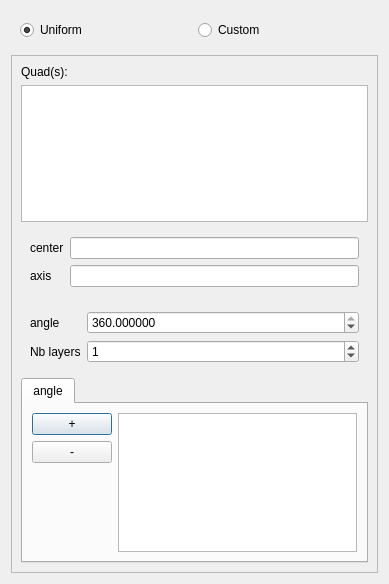
Before: the Qt Designer form src/HEXABLOCKGUI/QuadRevolution_QTD.ui in SalomePlatform/hexablock, drawn with Qt 5.
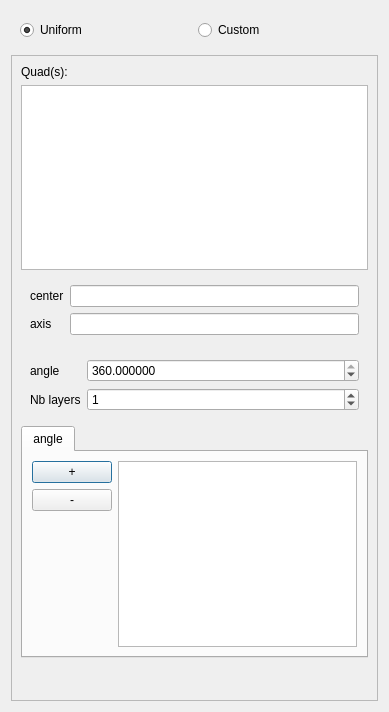
After: the same form once the commit is applied.

Diff of the .ui file:
```diff
--- a/src/HEXABLOCKGUI/QuadRevolution_QTD.ui
+++ b/src/HEXABLOCKGUI/QuadRevolution_QTD.ui
@@ -7,13 +7,13 @@
     <x>0</x>
     <y>0</y>
     <width>389</width>
-    <height>584</height>
+    <height>712</height>
    </rect>
   </property>
   <property name="minimumSize">
    <size>
     <width>5</width>
-    <height>300</height>
+    <height>0</height>
    </size>
   </property>
   <property name="windowTitle">
@@ -22,9 +22,21 @@
   <layout class="QVBoxLayout" name="verticalLayout">
    <item>
     <widget class="QWidget" name="widget" native="true">
+     <property name="sizePolicy">
+      <sizepolicy hsizetype="Preferred" vsizetype="Fixed">
+       <horstretch>0</horstretch>
+       <verstretch>0</verstretch>
+      </sizepolicy>
+     </property>
      <layout class="QHBoxLayout" name="horizontalLayout_2">
       <item>
        <widget class="QRadioButton" name="revolutionUni_rb">
+        <property name="sizePolicy">
+         <sizepolicy hsizetype="Preferred" vsizetype="Fixed">
+          <horstretch>0</horstretch>
+          <verstretch>0</verstretch>
+         </sizepolicy>
+        </property>
         <property name="text">
          <string>Uniform</string>
         </property>
@@ -35,6 +47,12 @@
       </item>
       <item>
        <widget class="QRadioButton" name="revolution_rb">
+        <property name="sizePolicy">
+         <sizepolicy hsizetype="Preferred" vsizetype="Fixed">
+          <horstretch>0</horstretch>
+          <verstretch>0</verstretch>
+         </sizepolicy>
+        </property>
         <property name="text">
          <string>Custom</string>
         </property>
@@ -45,6 +63,12 @@
    </item>
    <item>
     <widget class="QScrollArea" name="scrollArea">
+     <property name="sizePolicy">
+      <sizepolicy hsizetype="Preferred" vsizetype="Preferred">
+       <horstretch>0</horstretch>
+       <verstretch>0</verstretch>
+      </sizepolicy>
+     </property>
      <property name="widgetResizable">
       <bool>true</bool>
      </property>
@@ -54,7 +78,7 @@
         <x>0</x>
         <y>0</y>
         <width>369</width>
-        <height>518</height>
+        <height>646</height>
        </rect>
       </property>
       <layout class="QVBoxLayout" name="verticalLayout_4">
@@ -91,7 +115,7 @@
           <item row="0" column="1">
            <widget class="QLineEdit" name="center_le">
             <property name="sizePolicy">
-             <sizepolicy hsizetype="Minimum" vsizetype="Fixed">
+             <sizepolicy hsizetype="Preferred" vsizetype="Fixed">
               <horstretch>0</horstretch>
               <verstretch>0</verstretch>
              </sizepolicy>
@@ -121,7 +145,7 @@
           <item row="1" column="1">
            <widget class="QLineEdit" name="axis_le">
             <property name="sizePolicy">
-             <sizepolicy hsizetype="Minimum" vsizetype="Fixed">
+             <sizepolicy hsizetype="Preferred" vsizetype="Fixed">
               <horstretch>0</horstretch>
               <verstretch>0</verstretch>
              </sizepolicy>
@@ -160,6 +184,12 @@
           </item>
           <item row="0" column="1">
            <widget class="QDoubleSpinBox" name="angle_spb">
+            <property name="sizePolicy">
+             <sizepolicy hsizetype="Preferred" vsizetype="Fixed">
+              <horstretch>0</horstretch>
+              <verstretch>0</verstretch>
+             </sizepolicy>
+            </property>
             <property name="decimals">
              <number>6</number>
             </property>
@@ -183,6 +213,12 @@
           </item>
           <item row="1" column="1">
            <widget class="QSpinBox" name="nbre_spb">
+            <property name="sizePolicy">
+             <sizepolicy hsizetype="Preferred" vsizetype="Fixed">
+              <horstretch>0</horstretch>
+              <verstretch>0</verstretch>
+             </sizepolicy>
+            </property>
             <property name="maximum">
              <number>1000000</number>
             </property>
@@ -265,6 +301,19 @@
          </widget>
         </widget>
        </item>
+       <item>
+        <spacer name="verticalSpacer">
+         <property name="orientation">
+          <enum>Qt::Vertical</enum>
+         </property>
+         <property name="sizeHint" stdset="0">
+          <size>
+           <width>20</width>
+           <height>40</height>
+          </size>
+         </property>
+        </spacer>
+       </item>
       </layout>
      </widget>
     </widget>
```
